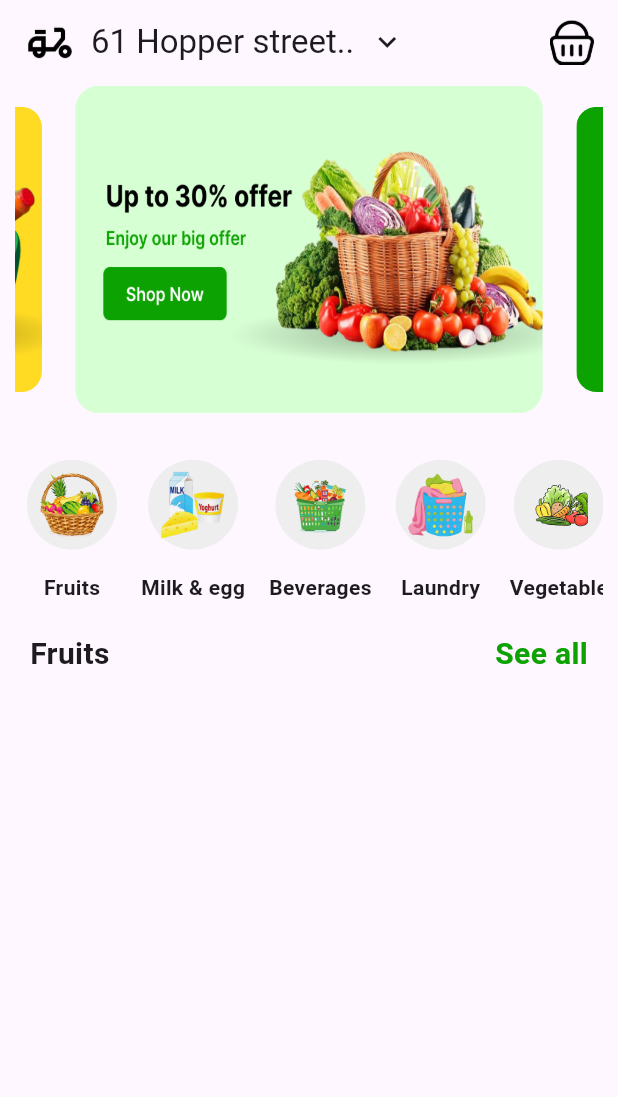
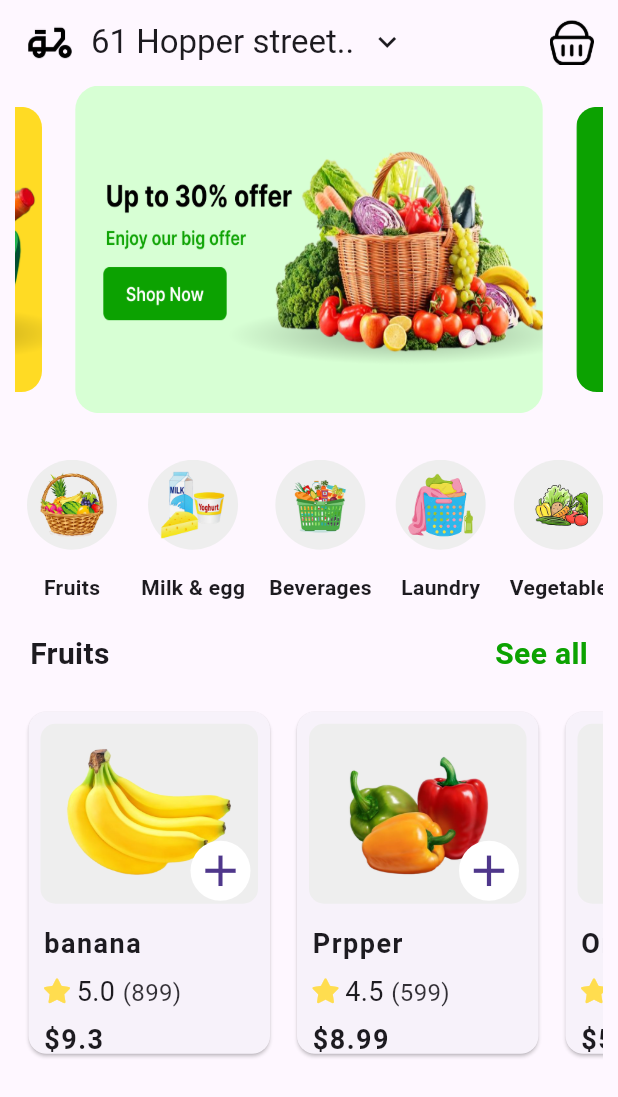
Before and after one commit to MohamedAssem-663/Grabber-App, a Flutter app: the screen it shows after launch, on a phone screen of 412 x 824 dp. Shown: the top 1097 px of the screen. Run offline on Flutter 3.47's test engine with Material 3 defaults, Android fonts, the phone set to English and light mode, and no system bars; drawn by our look-alikes of carousel_slider; our stand-ins replace font_awesome_flutter, go_router; Roboto replaces fonts that are missing (TenorSans).

Commit message:
create product card and add to home

```diff
--- /dev/null
+++ b/lib/componants/custom_text.dart
@@ -0,0 +1,34 @@
+import 'package:flutter/material.dart';
+
+class Customtext extends StatelessWidget {
+  const Customtext({
+    super.key,
+    required this.text,
+    this.fontSize = 18,
+    this.weight = FontWeight.bold,
+    this.max = 1,
+    this.height = 1,
+    this.spacing = 1,
+  });
+  final String text;
+  final double fontSize;
+  final FontWeight weight;
+  final int max;
+  final double height;
+  final double spacing;
+
+  @override
+  Widget build(BuildContext context) {
+    return Text(
+      text,
+      maxLines: max,
+      style: TextStyle(
+        fontSize: fontSize,
+        fontWeight: weight,
+        fontFamily: "TenorSans",
+        height: height,
+        letterSpacing: spacing,
+      ),
+    );
+  }
+}
--- /dev/null
+++ b/lib/componants/product_card.dart
@@ -0,0 +1,69 @@
+import 'package:flutter/material.dart';
+import 'package:grabber_app/componants/custom_text.dart';
+import 'package:grabber_app/componants/product_icon.dart';
+import 'package:grabber_app/componants/product_rating.dart';
+import 'package:grabber_app/models/product_model.dart';
+
+class ProductCard extends StatelessWidget {
+  const ProductCard({super.key});
+
+  @override
+  Widget build(BuildContext context) {
+    return Row(
+      children: List.generate(ProductModel.product.length, (index) {
+        return Padding(
+          padding: const EdgeInsets.symmetric(horizontal: 5),
+          child: Card(
+            child: Column(
+              crossAxisAlignment: CrossAxisAlignment.start,
+
+              children: [
+                Stack(
+                  children: [
+                    Padding(
+                      padding: const EdgeInsets.all(8.0),
+                      child: Container(
+                        decoration: BoxDecoration(
+                          color: Colors.grey.shade200,
+                          borderRadius: BorderRadius.circular(10),
+                        ),
+                        width: 145,
+                        padding: EdgeInsets.all(10),
+                        child: Image.asset(
+                          ProductModel.product[index].image,
+                          height: 100,
+                        ),
+                      ),
+                    ),
+                    Positioned(right: 5, bottom: 10, child: ProductIcon()),
+                  ],
+                ),
+                SizedBox(height: 10),
+                Padding(
+                  padding: const EdgeInsets.symmetric(horizontal: 10),
+                  child: Column(
+                    crossAxisAlignment: CrossAxisAlignment.start,
+                    children: [
+                      Customtext(text: ProductModel.product[index].title),
+                      SizedBox(height: 10),
+                      BroductRating(
+                        rating: ProductModel.product[index].rate,
+                        count: ProductModel.product[index].rateCount,
+                      ),
+                      SizedBox(height: 10),
+
+                      Customtext(
+                        text:
+                            "\$${ProductModel.product[index].price.toString()}",
+                      ),
+                    ],
+                  ),
+                ),
+              ],
+            ),
+          ),
+        );
+      }),
+    );
+  }
+}
--- /dev/null
+++ b/lib/componants/product_icon.dart
@@ -0,0 +1,93 @@
+import 'package:flutter/material.dart';
+
+class ProductIcon extends StatefulWidget {
+  const ProductIcon({super.key});
+
+  @override
+  State<ProductIcon> createState() => _ProductIconState();
+}
+
+class _ProductIconState extends State<ProductIcon> {
+  int quantity = 0;
+
+  @override
+  Widget build(BuildContext context) {
+    return Row(
+      mainAxisAlignment: MainAxisAlignment.start,
+
+      children: [
+        /// أدوات التحكم في العدد
+        quantity == 0
+            ? IconButton(
+                constraints: const BoxConstraints(),
+                visualDensity: VisualDensity.compact,
+                icon: CircleAvatar(
+                  backgroundColor: Colors.white,
+                  child: const Icon(Icons.add, size: 35),
+                ),
+                onPressed: () {
+                  setState(() {
+                    quantity++;
+                  });
+                },
+              )
+            : Card(
+                shape: RoundedRectangleBorder(
+                  borderRadius: BorderRadiusGeometry.circular(100),
+                ),
+                elevation: 4,
+                child: Row(
+                  children: [
+                    /// زرار سلة المهملات (يحذف المنتج)
+                    IconButton(
+                      constraints: const BoxConstraints(),
+                      visualDensity: VisualDensity.compact,
+                      icon: const Icon(Icons.delete, color: Colors.red),
+                      onPressed: () {
+                        setState(() {
+                          quantity = 0;
+                        });
+                      },
+                    ),
+
+                    /// زرار ناقص
+                    IconButton(
+                      padding: EdgeInsets.zero,
+                      constraints: const BoxConstraints(),
+                      visualDensity: VisualDensity.compact,
+                      icon: const Icon(Icons.remove),
+                      onPressed: () {
+                        setState(() {
+                          if (quantity > 0) quantity--;
+                        });
+                      },
+                    ),
+
+                    /// العدد
+                    Text(
+                      '$quantity',
+                      style: const TextStyle(
+                        fontSize: 18,
+                        fontWeight: FontWeight.bold,
+                      ),
+                    ),
+
+                    /// زرار زائد
+                    IconButton(
+                      padding: EdgeInsets.zero,
+                      constraints: const BoxConstraints(),
+                      visualDensity: VisualDensity.compact,
+                      icon: const Icon(Icons.add),
+                      onPressed: () {
+                        setState(() {
+                          quantity++;
+                        });
+                      },
+                    ),
+                  ],
+                ),
+              ),
+      ],
+    );
+  }
+}
--- /dev/null
+++ b/lib/componants/product_rating.dart
@@ -0,0 +1,34 @@
+import 'package:flutter/material.dart';
+import 'package:font_awesome_flutter/font_awesome_flutter.dart';
+
+class BroductRating extends StatelessWidget {
+  const BroductRating({
+    super.key,
+    this.mainAxisAlignment = MainAxisAlignment.start,
+    required this.rating,
+    required this.count,
+  });
+  final MainAxisAlignment mainAxisAlignment;
+  final num rating;
+  final num count;
+  @override
+  Widget build(BuildContext context) {
+    return Row(
+      mainAxisAlignment: mainAxisAlignment,
+      children: [
+        const Icon(
+          FontAwesomeIcons.solidStar,
+          size: 16,
+          color: Color(0xffFFDD4F),
+        ),
+        const SizedBox(width: 6),
+        Text('$rating', style: TextStyle(fontSize: 18)),
+        const SizedBox(width: 5),
+        Opacity(
+          opacity: .9,
+          child: Text('($count)', style: TextStyle(fontSize: 16)),
+        ),
+      ],
+    );
+  }
+}
--- a/lib/models/product_model.dart
+++ b/lib/models/product_model.dart
@@ -10,29 +10,29 @@ class ProductModel {
       title: 'banana',
       rate: 5,
       rateCount: 899,
-      price: 93,
+      price: 9.3,
     ),
     ProductModel(
       image: 'assets/Fruits/image 42.png',
       title: 'Prpper',
-      rate: 5,
-      rateCount: 899,
-      price: 93,
+      rate: 4.5,
+      rateCount: 599,
+      price: 8.99,
     ),
     ProductModel(
       image: 'assets/Fruits/image 45.png',
       title: 'Orange',
-      rate: 5,
-      rateCount: 899,
-      price: 93,
+      rate: 4.3,
+      rateCount: 89,
+      price: 5.99,
     ),
 
     ProductModel(
       image: 'assets/Fruits/image 46.png',
       title: 'Lemon',
-      rate: 5,
-      rateCount: 899,
-      price: 93,
+      rate: 4,
+      rateCount: 499,
+      price: 4.99,
     ),
   ];
 
--- a/lib/screens/home/home_screen.dart
+++ b/lib/screens/home/home_screen.dart
@@ -1,5 +1,7 @@
 import 'package:carousel_slider/carousel_slider.dart';
 import 'package:flutter/material.dart';
+import 'package:grabber_app/componants/product_card.dart';
+
 import 'package:grabber_app/core/Utils/app_colors.dart';
 import 'package:grabber_app/models/category_models.dart';
 import 'package:grabber_app/models/items_model.dart';
@@ -25,6 +27,7 @@ class _HomeScreenState extends State<HomeScreen> {
   @override
   Widget build(BuildContext context) {
     return Scaffold(
+      // AppBar
       appBar: AppBar(
         automaticallyImplyLeading: false,
         title: Row(
@@ -41,6 +44,9 @@ class _HomeScreenState extends State<HomeScreen> {
       ),
       body: Padding(
         padding: const EdgeInsets.symmetric(horizontal: 10),
+        child: SingleChildScrollView(
+          physics: BouncingScrollPhysics(),
+
           child: Column(
             children: [
               // banner
@@ -72,7 +78,9 @@ class _HomeScreenState extends State<HomeScreen> {
                 scrollDirection: Axis.horizontal,
                 physics: BouncingScrollPhysics(),
                 child: Row(
-                children: List.generate(CategoryModel.category.length, (index) {
+                  children: List.generate(CategoryModel.category.length, (
+                    index,
+                  ) {
                     return Padding(
                       padding: const EdgeInsets.symmetric(horizontal: 8),
                       child: Column(
@@ -112,7 +120,10 @@ class _HomeScreenState extends State<HomeScreen> {
                   children: [
                     Text(
                       'Fruits',
-                    style: TextStyle(fontWeight: FontWeight.bold, fontSize: 20),
+                      style: TextStyle(
+                        fontWeight: FontWeight.bold,
+                        fontSize: 20,
+                      ),
                     ),
                     GestureDetector(
                       onTap: () {},
@@ -129,7 +140,15 @@ class _HomeScreenState extends State<HomeScreen> {
                 ),
               ),
               SizedBox(height: 20),
+              // products
+              SingleChildScrollView(
+                scrollDirection: Axis.horizontal,
+                physics: BouncingScrollPhysics(),
+
+                child: ProductCard(),
+              ),
             ],
+          ),
         ),
       ),
     );
--- a/pubspec.yaml
+++ b/pubspec.yaml
@@ -36,6 +36,7 @@ dependencies:
   cupertino_icons: ^1.0.8
   go_router: ^16.2.1
   carousel_slider: ^5.1.1
+  font_awesome_flutter: ^10.10.0
 
 dev_dependencies:
   flutter_test:
```
Also changed, not shown: pubspec.lock. Lines whose indentation alone changed are shown as unchanged.
